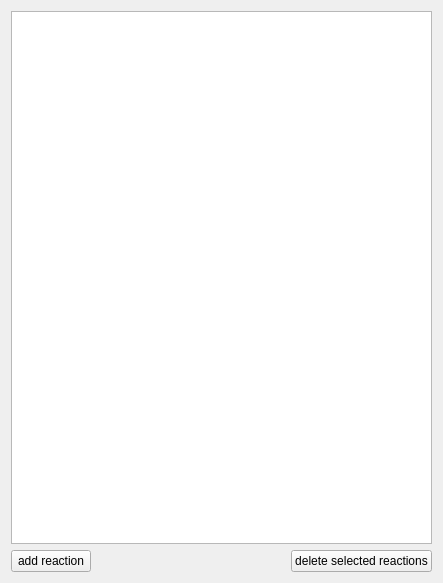
Old version of the form ui/reactionWidget.ui in the repository haskelladdict/mcellGUI.
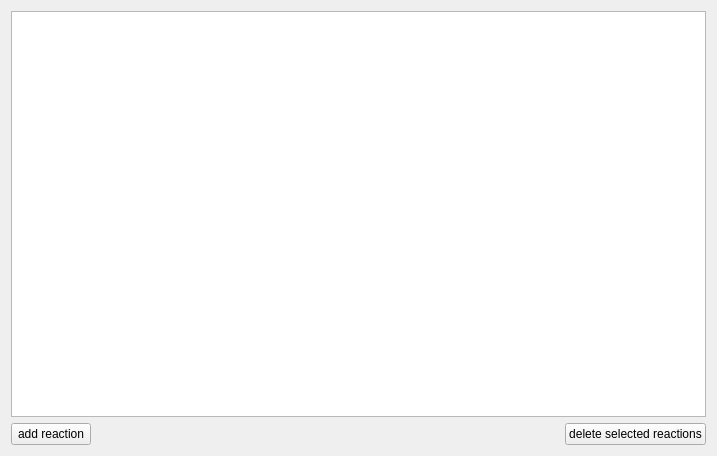
New version of the form.

```diff
--- a/ui/reactionWidget.ui
+++ b/ui/reactionWidget.ui
@@ -6,8 +6,8 @@
    <rect>
     <x>0</x>
     <y>0</y>
-    <width>443</width>
-    <height>583</height>
+    <width>717</width>
+    <height>456</height>
    </rect>
   </property>
   <property name="windowTitle">
```
